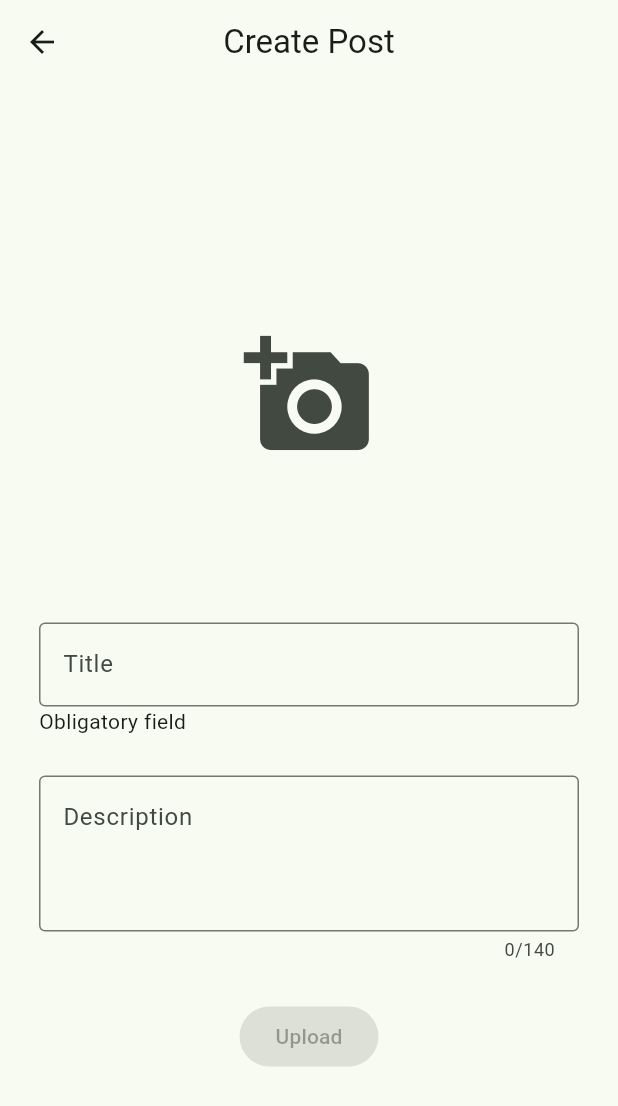
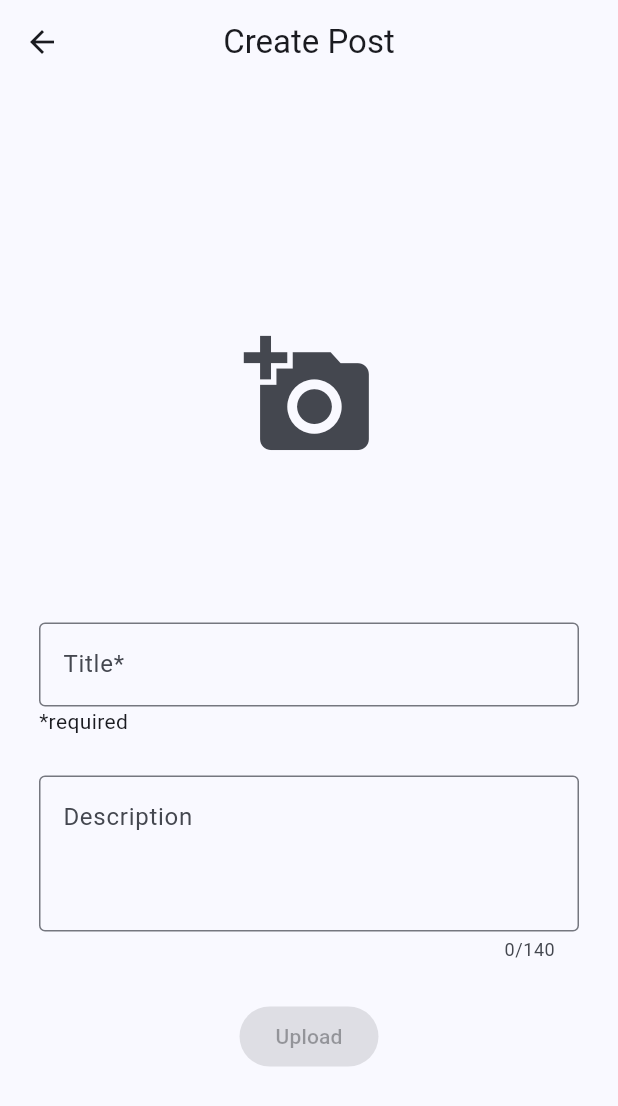
Before and after one commit to R0KK1T/CoDoC, a Flutter app: the MyUploadPage screen opened directly with empty values, on a phone screen of 412 x 824 dp. Shown: the top 1106 px of the screen. Run offline on Flutter 3.47's test engine with Material 2 defaults, Android fonts, the phone set to English and light mode, and no system bars; our stand-ins replace cloud_firestore, firebase_auth, firebase_core, firebase_storage, image_picker; accounts and stored records are empty.

Commit message:
Change colour scheme

```diff
--- a/lib/main.dart
+++ b/lib/main.dart
@@ -19,7 +19,7 @@ class MyApp extends StatelessWidget {
       debugShowCheckedModeBanner: false,
       title: 'CoLog',
       theme: ThemeData(
-        colorScheme: ColorScheme.fromSeed(seedColor: Colors.green),
+        colorScheme: ColorScheme.fromSeed(seedColor: Colors.blueAccent),
         useMaterial3: true,
       ),
       home: const MyLoginScreen(),
--- a/lib/screens/upload_post_screen.dart
+++ b/lib/screens/upload_post_screen.dart
@@ -77,7 +77,7 @@ class _MyUploadPageState extends State<MyUploadPage> {
                 child: Row(
                   mainAxisAlignment: MainAxisAlignment.start,
                   children: const [
-                    Text("Obligatory field"),
+                    Text("*required"),
                   ],
                 ),
               ), //Align to left
@@ -119,7 +119,7 @@ class _MyUploadPageState extends State<MyUploadPage> {
         controller: controller,
         decoration: InputDecoration(
           border: OutlineInputBorder(),
-          labelText: "Title",
+          labelText: "Title*",
         ),
       ),
     );
```
